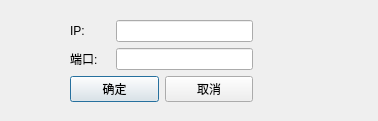
The window that EasyChat/settingdlg.ui (waynecn/WebSocketServerAndClient) describes before a commit, drawn with Qt 5.
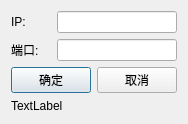
The same window after the commit. Icons and pictures are not drawn.

Commit message: 设置界面显示当前版本，便于区分

Patch:
```diff
--- a/EasyChat/settingdlg.ui
+++ b/EasyChat/settingdlg.ui
@@ -6,7 +6,7 @@
    <rect>
     <x>0</x>
     <y>0</y>
-    <width>378</width>
+    <width>180</width>
     <height>121</height>
    </rect>
   </property>
@@ -17,15 +17,10 @@
    <iconset>
     <normaloff>logo.ico</normaloff>logo.ico</iconset>
   </property>
-  <widget class="QWidget" name="layoutWidget">
-   <property name="geometry">
-    <rect>
-     <x>70</x>
-     <y>20</y>
-     <width>183</width>
-     <height>83</height>
-    </rect>
-   </property>
+  <layout class="QGridLayout" name="gridLayout_2">
+   <item row="0" column="0">
+    <layout class="QGridLayout" name="gridLayout">
+     <item row="0" column="0">
    <layout class="QVBoxLayout" name="verticalLayout">
     <item>
      <layout class="QHBoxLayout" name="horizontalLayout">
@@ -100,7 +95,17 @@
      </layout>
     </item>
    </layout>
-  </widget>
+     </item>
+     <item row="1" column="0">
+      <widget class="QLabel" name="versionLabel">
+       <property name="text">
+        <string>TextLabel</string>
+       </property>
+      </widget>
+     </item>
+    </layout>
+   </item>
+  </layout>
  </widget>
  <resources/>
  <connections/>
```
Lines whose indentation alone changed are shown as unchanged. The commit also changes 3 other files.
